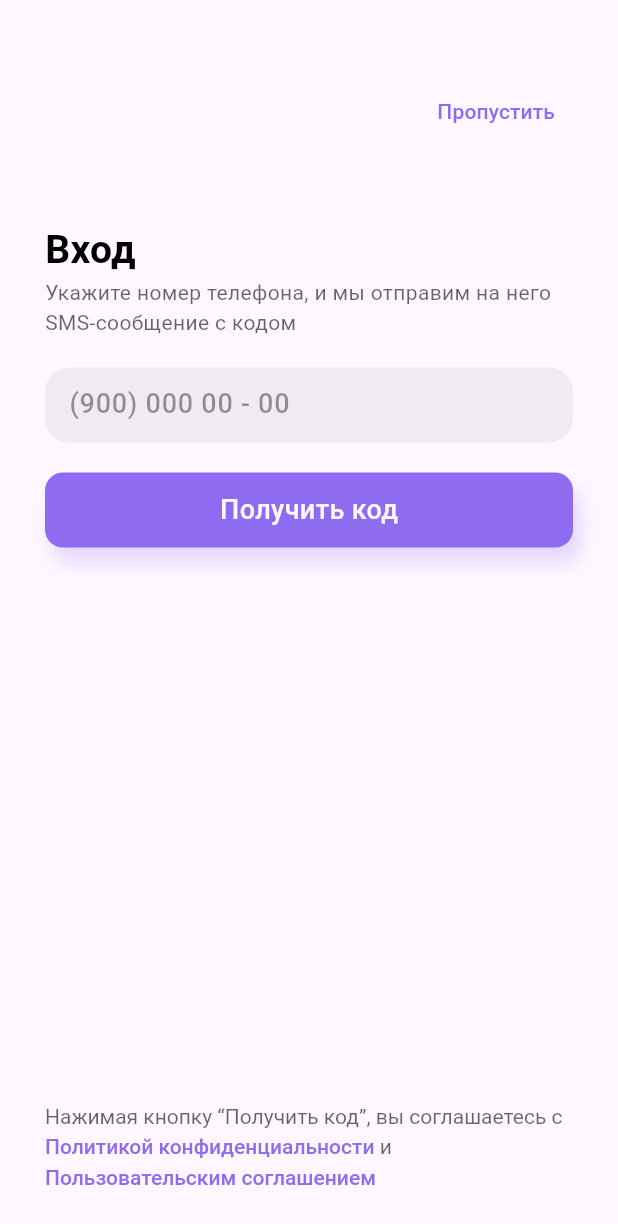
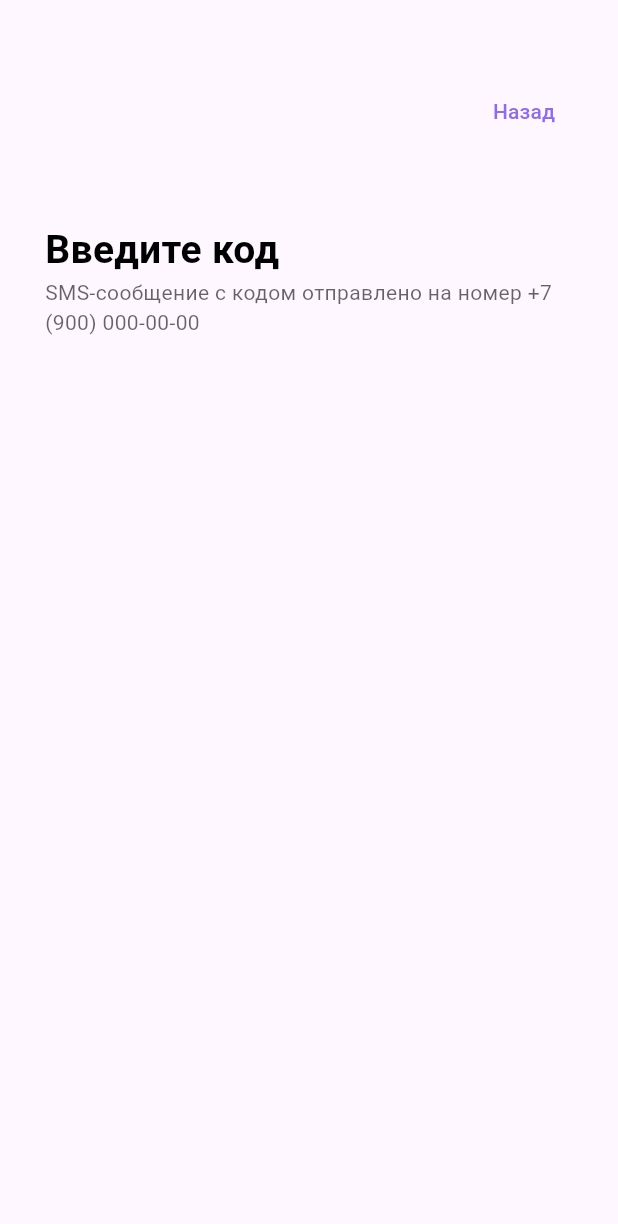
Before and after one commit to dudeel/OnlineShop, a Flutter app: the screen it shows after launch, on a phone screen of 412 x 824 dp. Shown: the top 1224 px of the screen. Run offline on Flutter 3.47's test engine with Material 2 defaults, Android fonts, the phone set to English and light mode, and no system bars.

Commit message:
create OTP screen, update widgets

```diff
--- a/lib/features/enter_phone_number_page/widgets/info_entering_text.dart
+++ b/lib/core/ui/widgets/auth/info_text.dart
@@ -1,7 +1,10 @@
 import 'package:flutter/material.dart';
 
-class InfoEnteringText extends StatelessWidget {
-  const InfoEnteringText({super.key});
+class InfoText extends StatelessWidget {
+  const InfoText({super.key, required this.header, required this.body});
+
+  final String header;
+  final String body;
 
   @override
   Widget build(BuildContext context) {
@@ -10,7 +13,7 @@ class InfoEnteringText extends StatelessWidget {
       crossAxisAlignment: CrossAxisAlignment.stretch,
       children: [
         Text(
-          'Вход',
+          header,
           style: TextStyle(
             fontSize: 26,
             color: theme.hintColor.withOpacity(1),
@@ -18,7 +21,7 @@ class InfoEnteringText extends StatelessWidget {
           ),
         ),
         Text(
-          'Укажите номер телефона, и мы отправим на него SMS-сообщение с кодом',
+          body,
           style: TextStyle(
             fontSize: 14,
             color: theme.hintColor.withOpacity(0.6),
--- /dev/null
+++ b/lib/core/ui/widgets/widgets.dart
@@ -0,0 +1 @@
+export 'auth/info_text.dart';
--- a/lib/features/enter_phone_number_page/view/enter_phone_number_page.dart
+++ b/lib/features/enter_phone_number_page/view/enter_phone_number_page.dart
@@ -1,22 +1,18 @@
 import 'package:flutter/material.dart';
+import 'package:online_shop/core/ui/widgets/widgets.dart';
 import 'package:online_shop/features/enter_phone_number_page/widgets/widgets.dart';
 
-class EnterPhoneNumberPage extends StatefulWidget {
+class EnterPhoneNumberPage extends StatelessWidget {
   const EnterPhoneNumberPage({super.key});
 
-  @override
-  State<EnterPhoneNumberPage> createState() => _EnterPhoneNumberPageState();
-}
-
-class _EnterPhoneNumberPageState extends State<EnterPhoneNumberPage> {
   @override
   Widget build(BuildContext context) {
     final theme = Theme.of(context);
     return Scaffold(
       backgroundColor: theme.canvasColor,
-      body: const Center(
+      body: Center(
         child: Padding(
-          padding: EdgeInsets.only(
+          padding: const EdgeInsets.only(
             left: 30,
             right: 30,
             top: 50,
@@ -27,16 +23,33 @@ class _EnterPhoneNumberPageState extends State<EnterPhoneNumberPage> {
             children: [
               Column(
                 children: [
-                  ButtonSkip(),
-                  SizedBox(height: 50),
-                  InfoEnteringText(),
-                  SizedBox(height: 20),
-                  PhoneNumberLine(),
-                  SizedBox(height: 20),
-                  ButtonGetCode(),
+                  Row(
+                    mainAxisAlignment: MainAxisAlignment.end,
+                    children: [
+                      TextButton(
+                        onPressed: () {},
+                        child: Text(
+                          "Пропустить",
+                          style: TextStyle(
+                            color: theme.primaryColor,
+                          ),
+                        ),
+                      )
+                    ],
+                  ),
+                  const SizedBox(height: 50),
+                  const InfoText(
+                    header: 'Вход',
+                    body:
+                        'Укажите номер телефона, и мы отправим на него SMS-сообщение с кодом',
+                  ),
+                  const SizedBox(height: 20),
+                  const PhoneNumberLine(),
+                  const SizedBox(height: 20),
+                  const ButtonGetCode(),
                 ],
               ),
-              TextPersonalData(),
+              const TextPersonalData(),
             ],
           ),
         ),
--- a/lib/features/enter_phone_number_page/widgets/button_skip.dart
+++ /dev/null
@@ -1,24 +0,0 @@
-import 'package:flutter/material.dart';
-
-class ButtonSkip extends StatelessWidget {
-  const ButtonSkip({super.key});
-
-  @override
-  Widget build(BuildContext context) {
-    final theme = Theme.of(context);
-    return Row(
-      mainAxisAlignment: MainAxisAlignment.end,
-      children: [
-        TextButton(
-          onPressed: () {},
-          child: Text(
-            "Пропустить",
-            style: TextStyle(
-              color: theme.primaryColor,
-            ),
-          ),
-        )
-      ],
-    );
-  }
-}
--- a/lib/features/enter_phone_number_page/widgets/phone_number_line.dart
+++ b/lib/features/enter_phone_number_page/widgets/phone_number_line.dart
@@ -15,7 +15,7 @@ class PhoneNumberLine extends StatelessWidget {
       ),
       child: TextField(
         decoration: InputDecoration(
-          hintText: '(900) 000 00 - 00',
+          hintText: '(900) 000-00-00',
           hintStyle: TextStyle(
             fontSize: 18,
             color: theme.hintColor.withOpacity(0.4),
--- a/lib/features/enter_phone_number_page/widgets/widgets.dart
+++ b/lib/features/enter_phone_number_page/widgets/widgets.dart
@@ -1,5 +1,3 @@
 export 'button_get_code.dart';
-export 'button_skip.dart';
-export 'info_entering_text.dart';
 export 'phone_number_line.dart';
 export 'text_personal_data.dart';
--- /dev/null
+++ b/lib/features/otp_confirm_page/otp_confirm_page.dart
@@ -0,0 +1 @@
+export 'view/view.dart';
--- /dev/null
+++ b/lib/features/otp_confirm_page/view/otp_confirm_page.dart
@@ -0,0 +1,49 @@
+import 'package:flutter/material.dart';
+import 'package:online_shop/core/ui/widgets/widgets.dart';
+
+class OTPConfirmPage extends StatelessWidget {
+  const OTPConfirmPage({super.key});
+
+  final String phoneNumber = '+7 (900) 000-00-00';
+
+  @override
+  Widget build(BuildContext context) {
+    final theme = Theme.of(context);
+    return Scaffold(
+      backgroundColor: theme.canvasColor,
+      body: Center(
+        child: Padding(
+          padding: const EdgeInsets.only(
+            left: 30,
+            right: 30,
+            top: 50,
+            bottom: 30,
+          ),
+          child: Column(
+            children: [
+              Row(
+                mainAxisAlignment: MainAxisAlignment.end,
+                children: [
+                  TextButton(
+                    onPressed: () {},
+                    child: Text(
+                      "Назад",
+                      style: TextStyle(
+                        color: theme.primaryColor,
+                      ),
+                    ),
+                  )
+                ],
+              ),
+              const SizedBox(height: 50),
+              InfoText(
+                header: 'Введите код',
+                body: 'SMS-сообщение с кодом отправлено на номер $phoneNumber',
+              ),
+            ],
+          ),
+        ),
+      ),
+    );
+  }
+}
--- /dev/null
+++ b/lib/features/otp_confirm_page/view/view.dart
@@ -0,0 +1 @@
+export 'otp_confirm_page.dart';
--- a/lib/main.dart
+++ b/lib/main.dart
@@ -1,25 +1,20 @@
 import 'package:flutter/material.dart';
 import 'package:online_shop/core/ui/theme/theme.dart';
-import 'package:online_shop/features/enter_phone_number_page/enter_phone_number_page.dart';
+import 'package:online_shop/features/otp_confirm_page/view/otp_confirm_page.dart';
 
 void main() {
   runApp(const OnlineShop());
 }
 
-class OnlineShop extends StatefulWidget {
+class OnlineShop extends StatelessWidget {
   const OnlineShop({super.key});
 
-  @override
-  State<OnlineShop> createState() => _OnlineShopState();
-}
-
-class _OnlineShopState extends State<OnlineShop> {
   @override
   Widget build(BuildContext context) {
     return MaterialApp(
       title: 'OnlineShop',
       theme: themeData,
-      home: const EnterPhoneNumberPage(),
+      home: const OTPConfirmPage(),
     );
   }
 }
```
